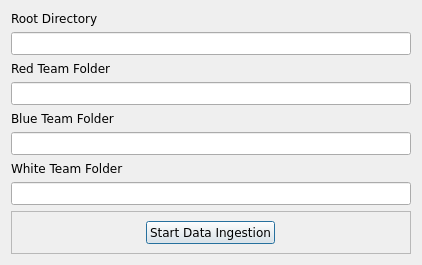
Qt form ui/directory_configuration.ui (CS4311-spring-2020/pick-tool-team14-keikaku) before a commit.
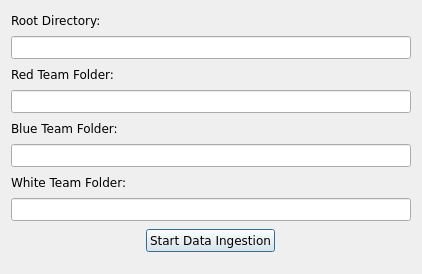
The same form after that commit.

Commit message: Moved change_configuration into main_window. Fixed and cleaned up other ui files.

What changed in the file:
```diff
--- a/ui/directory_configuration.ui
+++ b/ui/directory_configuration.ui
@@ -6,12 +6,12 @@
    <rect>
     <x>0</x>
     <y>0</y>
-    <width>418</width>
-    <height>243</height>
+    <width>422</width>
+    <height>274</height>
    </rect>
   </property>
   <property name="sizePolicy">
-   <sizepolicy hsizetype="Preferred" vsizetype="Fixed">
+   <sizepolicy hsizetype="Preferred" vsizetype="Preferred">
     <horstretch>0</horstretch>
     <verstretch>0</verstretch>
    </sizepolicy>
@@ -25,9 +25,15 @@
   <property name="maximumSize">
    <size>
     <width>16777215</width>
-    <height>243</height>
+    <height>16777215</height>
    </size>
   </property>
+  <property name="font">
+   <font>
+    <family>Verdana</family>
+    <pointsize>9</pointsize>
+   </font>
+  </property>
   <property name="windowTitle">
    <string>Dialog</string>
   </property>
@@ -46,7 +52,7 @@
       </font>
      </property>
      <property name="text">
-      <string>Root Directory</string>
+      <string>Root Directory:</string>
      </property>
     </widget>
    </item>
@@ -79,7 +85,7 @@
       </font>
      </property>
      <property name="text">
-      <string>Red Team Folder</string>
+      <string>Red Team Folder:</string>
      </property>
     </widget>
    </item>
@@ -112,7 +118,7 @@
       </font>
      </property>
      <property name="text">
-      <string>Blue Team Folder</string>
+      <string>Blue Team Folder:</string>
      </property>
     </widget>
    </item>
@@ -145,7 +151,7 @@
       </font>
      </property>
      <property name="text">
-      <string>White Team Folder</string>
+      <string>White Team Folder:</string>
      </property>
     </widget>
    </item>
@@ -164,46 +170,28 @@
      </property>
     </widget>
    </item>
-   <item>
-    <widget class="QFrame" name="frame">
+   <item alignment="Qt::AlignHCenter">
+    <widget class="QPushButton" name="startDataIngestionButton">
      <property name="sizePolicy">
-      <sizepolicy hsizetype="Preferred" vsizetype="Fixed">
+      <sizepolicy hsizetype="Fixed" vsizetype="Fixed">
        <horstretch>0</horstretch>
        <verstretch>0</verstretch>
       </sizepolicy>
      </property>
+     <property name="minimumSize">
+      <size>
+       <width>60</width>
+       <height>0</height>
+      </size>
+     </property>
      <property name="font">
       <font>
        <family>Verdana</family>
       </font>
      </property>
-     <property name="frameShape">
-      <enum>QFrame::StyledPanel</enum>
+     <property name="text">
+      <string>Start Data Ingestion</string>
      </property>
-     <property name="frameShadow">
-      <enum>QFrame::Raised</enum>
-     </property>
-     <layout class="QGridLayout" name="gridLayout">
-      <item row="0" column="0">
-       <widget class="QPushButton" name="startDataIngestionButton">
-        <property name="sizePolicy">
-         <sizepolicy hsizetype="Fixed" vsizetype="Fixed">
-          <horstretch>0</horstretch>
-          <verstretch>0</verstretch>
-         </sizepolicy>
-        </property>
-        <property name="minimumSize">
-         <size>
-          <width>60</width>
-          <height>0</height>
-         </size>
-        </property>
-        <property name="text">
-         <string>Start Data Ingestion</string>
-        </property>
-       </widget>
-      </item>
-     </layout>
     </widget>
    </item>
   </layout>
```
Left out of the diff: 8 changed lines with no effect on the pictures. The commit also changes 7 other files.
